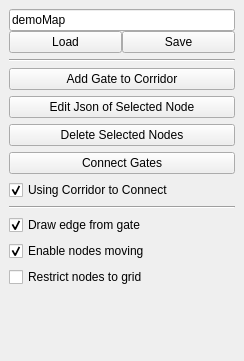
Old version of the form include/tmapping/UI/dockBuildMap.ui in the repository StumboEugen/TMapping.
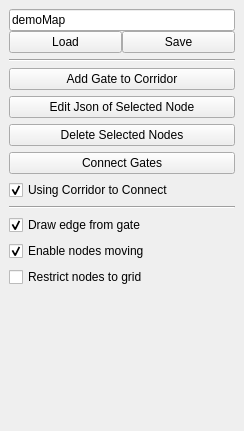
New version of the form.

The edit to the form file:
```diff
--- a/include/tmapping/UI/dockBuildMap.ui
+++ b/include/tmapping/UI/dockBuildMap.ui
@@ -7,7 +7,7 @@
     <x>0</x>
     <y>0</y>
     <width>244</width>
-    <height>361</height>
+    <height>431</height>
    </rect>
   </property>
   <property name="minimumSize">
```
